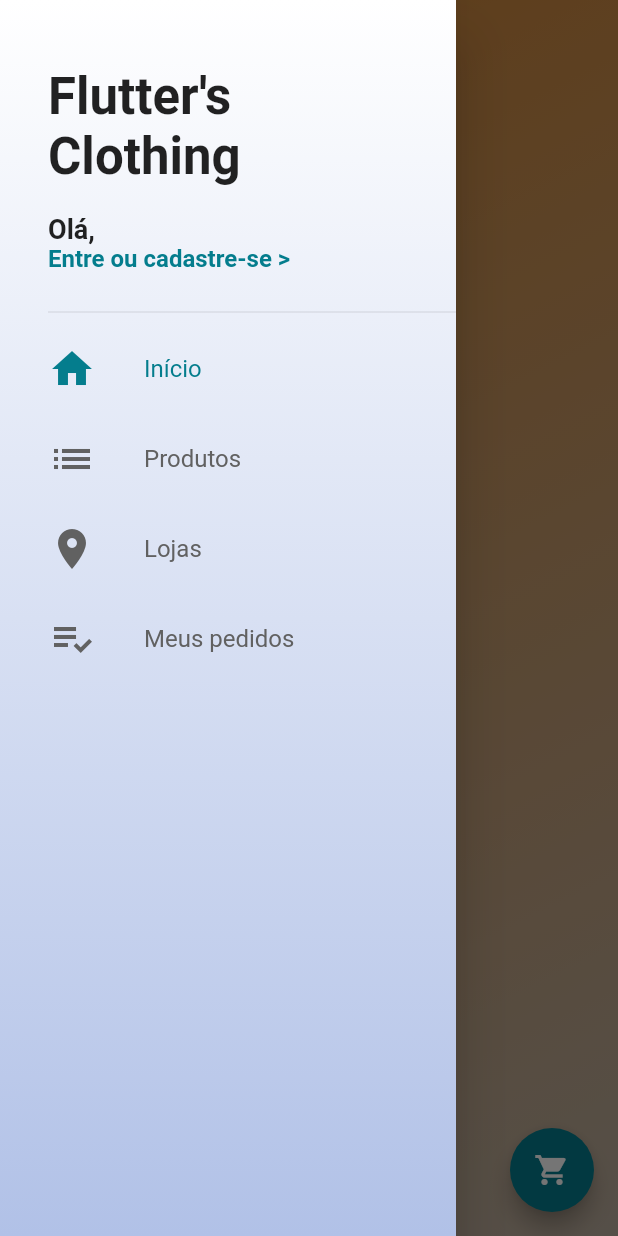
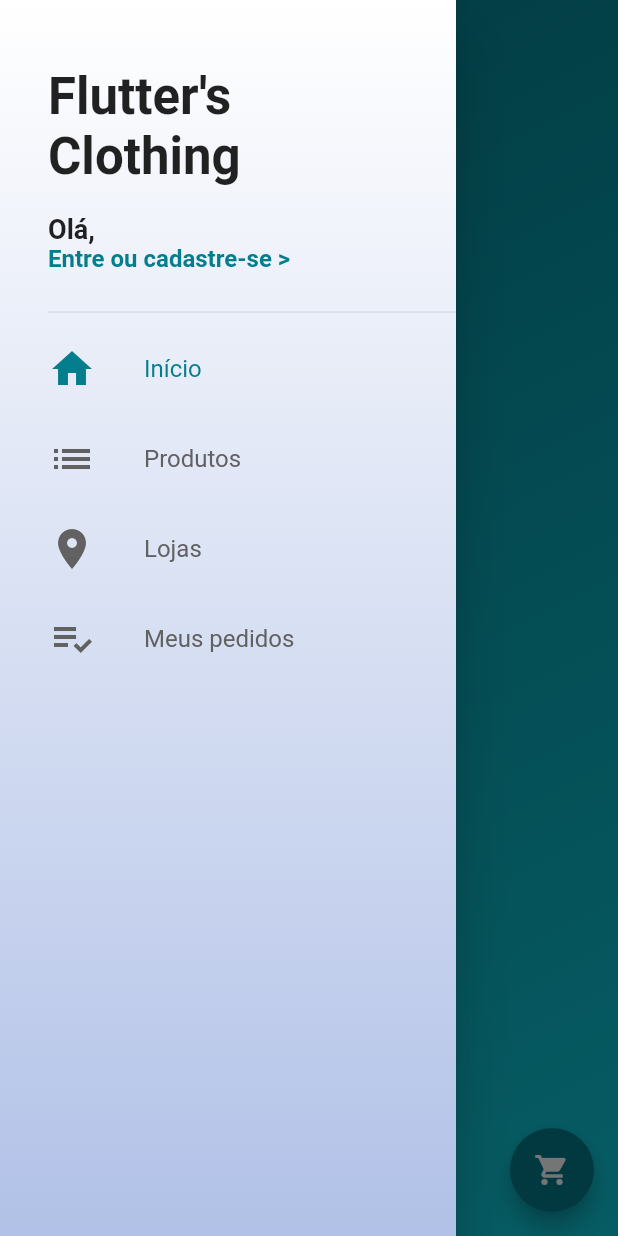
Before and after one commit to gabrielpereira3/loja, a Flutter app: the screen it shows after launch, with the side drawer open, on a phone screen of 412 x 824 dp. Run offline on Flutter 3.47's test engine with Material 2 defaults, Android fonts, the light colour scheme and no system bars; our stand-ins replace carousel_slider, cloud_firestore, firebase_auth, firebase_core, transparent_image; accounts and stored records are empty.

Commit message:
Mudanças e refatorações

```diff
--- a/lib/main.dart
+++ b/lib/main.dart
@@ -1,4 +1,3 @@
-import 'package:firebase_auth/firebase_auth.dart';
 import 'package:flutter/material.dart';
 import 'package:loja/models/cart_model.dart';
 import 'package:loja/screens/home_screen.dart';
--- a/lib/models/user_model.dart
+++ b/lib/models/user_model.dart
@@ -7,7 +7,7 @@ class UserModel extends Model {
   final FirebaseAuth _auth = FirebaseAuth.instance;
 
   User? firebaseUser;
-  Map<String, dynamic> userData = Map();
+  Map<String, dynamic> userData = {};
 
   bool isLoading = false;
 
@@ -76,7 +76,7 @@ class UserModel extends Model {
   void signOut() async {
     await _auth.signOut();
 
-    userData = Map();
+    userData = {};
     firebaseUser = null;
 
     notifyListeners();
--- a/lib/screens/cart_screen.dart
+++ b/lib/screens/cart_screen.dart
@@ -33,7 +33,7 @@ class _CartScreenState extends State<CartScreen> {
                 builder: (context, child, model) {
               int p = model.products.length;
               return Text(
-                "${p ?? 0} ${p == 1 ? "ITEM" : "ITENS"}",
+                "$p ${p == 1 ? "ITEM" : "ITENS"}",
                 style: const TextStyle(fontSize: 17),
               );
             }),
--- a/lib/screens/login_screen.dart
+++ b/lib/screens/login_screen.dart
@@ -54,6 +54,8 @@ class _LoginScreenState extends State<LoginScreen> {
                 validator: (text) {
                   if (text!.isEmpty || !text.contains("@")) {
                     return "E-mail inválido!";
+                  } else {
+                    return "";
                   }
                 },
               ),
@@ -65,6 +67,8 @@ class _LoginScreenState extends State<LoginScreen> {
                 validator: (text) {
                   if (text!.isEmpty || text.length < 8) {
                     return "Senha inválida!";
+                  } else {
+                    return null;
                   }
                 },
               ),
--- a/lib/screens/product_screen.dart
+++ b/lib/screens/product_screen.dart
@@ -209,7 +209,7 @@ class _ProductScreenState extends State<ProductScreen> {
                 ),
                 Text(
                   product.description!,
-                  style: TextStyle(
+                  style: const TextStyle(
                     fontSize: 16,
                   ),
                 ),
--- a/lib/tabs/home_tab.dart
+++ b/lib/tabs/home_tab.dart
@@ -14,11 +14,11 @@ class _HomeTabState extends State<HomeTab> {
   @override
   Widget build(BuildContext context) {
     Widget _buildBodyBack() => Container(
-          decoration: const BoxDecoration(
+          decoration: BoxDecoration(
             gradient: LinearGradient(
               colors: [
-                Color.fromARGB(255, 208, 130, 47),
-                Color.fromARGB(255, 186, 173, 158),
+                Theme.of(context).primaryColor,
+                const Color.fromARGB(255, 13, 201, 218),
               ],
               begin: Alignment.topLeft,
               end: Alignment.bottomRight,
--- a/lib/tabs/orders_tab.dart
+++ b/lib/tabs/orders_tab.dart
@@ -32,8 +32,6 @@ class _OrdersTabState extends State<OrdersTab> {
           }
         },
       );
-
-      return Container();
     } else {
       return Container(
         padding: const EdgeInsets.all(16),
--- a/lib/tiles/order_tile.dart
+++ b/lib/tiles/order_tile.dart
@@ -39,9 +39,9 @@ class OrderTile extends StatelessWidget {
                       _buildProductsText(snapshot.data!),
                     ),
                     const SizedBox(height: 4),
-                    Text(
+                    const Text(
                       "Status do pedido:",
-                      style: const TextStyle(fontWeight: FontWeight.bold),
+                      style: TextStyle(fontWeight: FontWeight.bold),
                     ),
                     const SizedBox(height: 4),
                     Row(
--- a/lib/widgets/cart_button.dart
+++ b/lib/widgets/cart_button.dart
@@ -7,13 +7,13 @@ class CartButton extends StatelessWidget {
   @override
   Widget build(BuildContext context) {
     return FloatingActionButton(
-      child: const Icon(Icons.shopping_cart, color: Colors.white,),
       onPressed: () {
         Navigator.of(context).push(
           MaterialPageRoute(builder: (context) => const CartScreen())
         );
       },
       backgroundColor: Theme.of(context).primaryColor,
+      child: const Icon(Icons.shopping_cart, color: Colors.white,),
     );
   }
 }
--- a/lib/widgets/custom_drawer.dart
+++ b/lib/widgets/custom_drawer.dart
@@ -75,7 +75,7 @@ class CustomDrawer extends StatelessWidget {
                                 ),
                                 onTap: (){
                                   !model.isLoggedIn()
-                                    ? Navigator.of(context).push(MaterialPageRoute(builder: (context) => LoginScreen()))
+                                    ? Navigator.of(context).push(MaterialPageRoute(builder: (context) => const LoginScreen()))
                                     : model.signOut();
                                 },
                               ),
```
Also changed, not shown: lib/screens/signup_screen.dart (+18 -4 lines).
